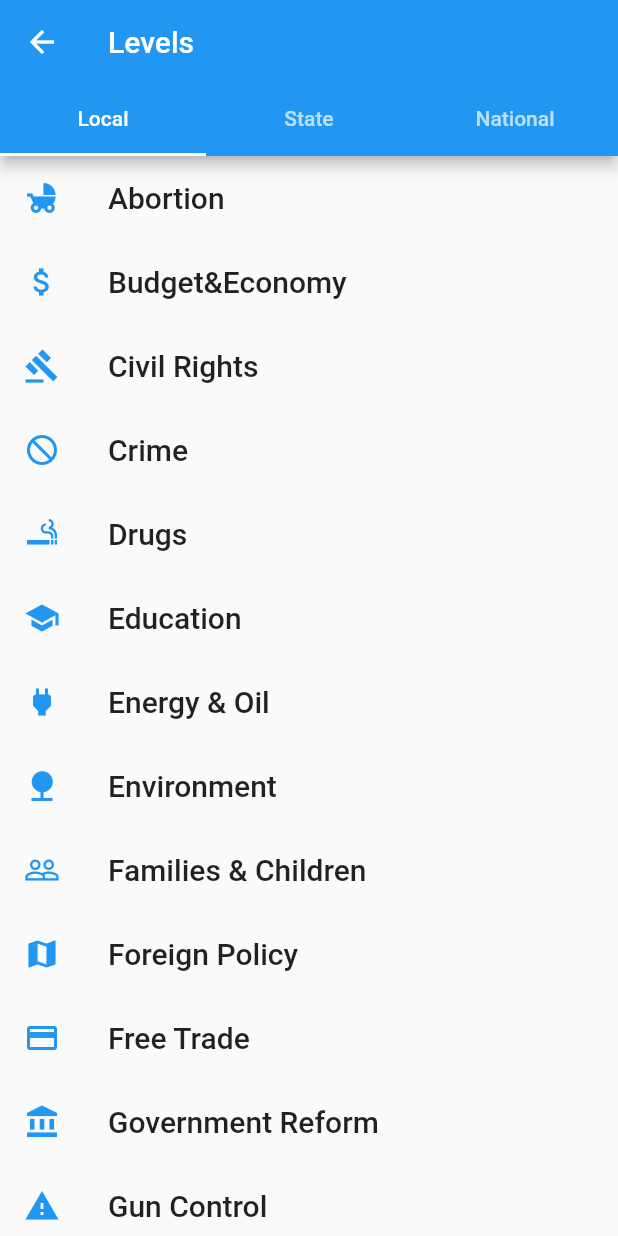
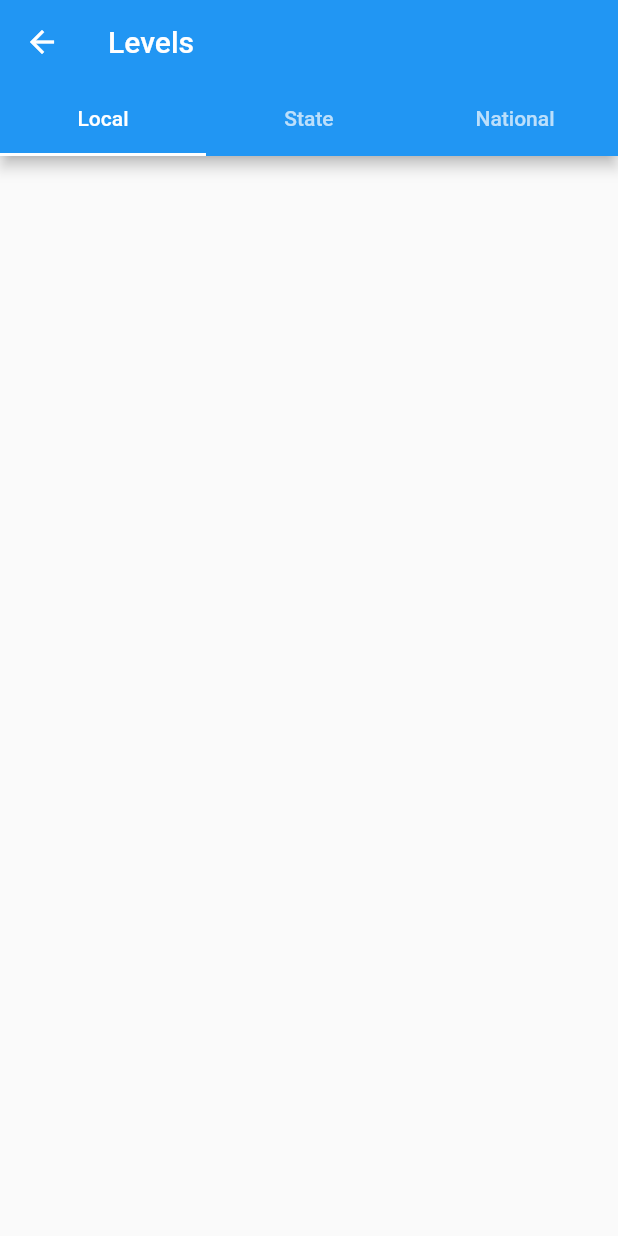
Before and after one commit to 20iyerd/hack_cincinnati_2019, a Flutter app: the TabBarDemo screen opened by its route, on a phone screen of 412 x 824 dp. Run offline on Flutter 3.47's test engine with Material 2 defaults, Android fonts, the phone set to English and light mode, and no system bars.

Commit message:
fixed errors for topics

```diff
--- a/lib/home.dart
+++ b/lib/home.dart
@@ -9,7 +9,7 @@ class _HomePageState extends State<HomePage> {
   Widget build(BuildContext context) {
     // TODO: implement build
     return Container(
-      child: FlatButton(onPressed: () {Navigator.of(context).pushNamed('/listIcons');}, child: Text("Push")),
+      child: FlatButton(onPressed: () {Navigator.of(context).pushNamed('/topics');}, child: Text("Push")),
     );
   }
 }
--- a/lib/list.dart
+++ b/lib/list.dart
@@ -49,7 +49,7 @@ class TabBarDemo extends StatelessWidget {
   @override
   Widget build(BuildContext context) {
     return DefaultTabController(
-        length: 1,
+        length: 3,
         child: Scaffold(
           appBar: AppBar(
             bottom: TabBar(
@@ -61,46 +61,10 @@ class TabBarDemo extends StatelessWidget {
             ),
             title: Text('Levels'),
           ),
-          body: TabBarView(
-            children: [
-              ListView(
-            children: <Widget>[
-              _tile("Abortion", Icons.child_friendly),
-          _tile("Budget&Economy", Icons.attach_money),
-          _tile("Civil Rights", Icons.gavel),
-          _tile("Crime", Icons.do_not_disturb),
-          _tile("Drugs", Icons.smoking_rooms),
-          _tile("Education", Icons.school),
-          _tile("Energy & Oil", Icons.power),
-          _tile("Environment", Icons.nature),
-          _tile("Families & Children", Icons.people_outline),
-          _tile("Foreign Policy", Icons.map),
-          _tile("Free Trade", Icons.payment),
-          _tile("Government Reform", Icons.account_balance),
-          _tile("Gun Control", Icons.warning),
-          _tile("Health Care", Icons.healing),
-          _tile("Homeland Security", Icons.airplanemode_active),
-          _tile("Immigration", Icons.directions_boat),
-          _tile("Infrastructure & Technology", Icons.location_city),
-          _tile("Jobs", Icons.business_center),
-          _tile("Principles & Values", Icons.loyalty)
-            ],
-        )
 
-            ],
-          ),
         ),
     );
   }
 
-  ListTile _tile(String title, IconData icon) =>ListTile(
-      title: Text(title,
-          style: TextStyle(
-            fontWeight: FontWeight.w500,
-            fontSize: 20,
-          )),
-      leading: Icon(icon,
-      color: Colors.blue[500]
-  ),
-  );
+
 }
--- a/lib/main.dart
+++ b/lib/main.dart
@@ -2,6 +2,7 @@ import 'package:flutter/material.dart';
 
 import 'home.dart';
 import 'list.dart';
+import 'topics.dart';
 
 void main() => runApp(MyApp());
 
@@ -22,6 +23,7 @@ class _MyAppState extends State<MyApp> {
         //generate routes to store in stack
         '/home': (BuildContext context) => new HomePage(),
         '/listIcons': (BuildContext context) => new TabBarDemo(),
+        '/topics': (BuildContext context) => new Topics(),
       },
     );
   }
```
Also changed, not shown: lib/topics.dart (+48 -0 lines), pubspec.lock.
